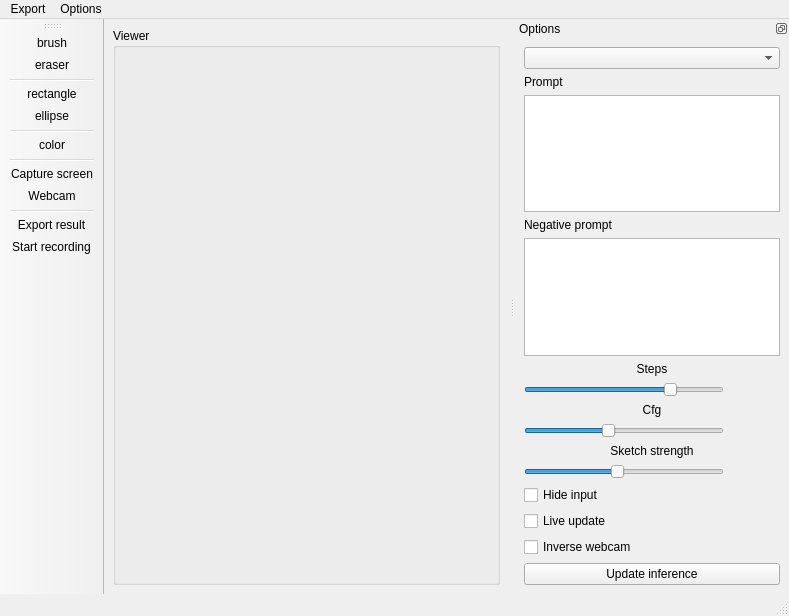
Before: the Qt Designer form interface.ui in s-du/FocusPocusAI, drawn with Qt 5.
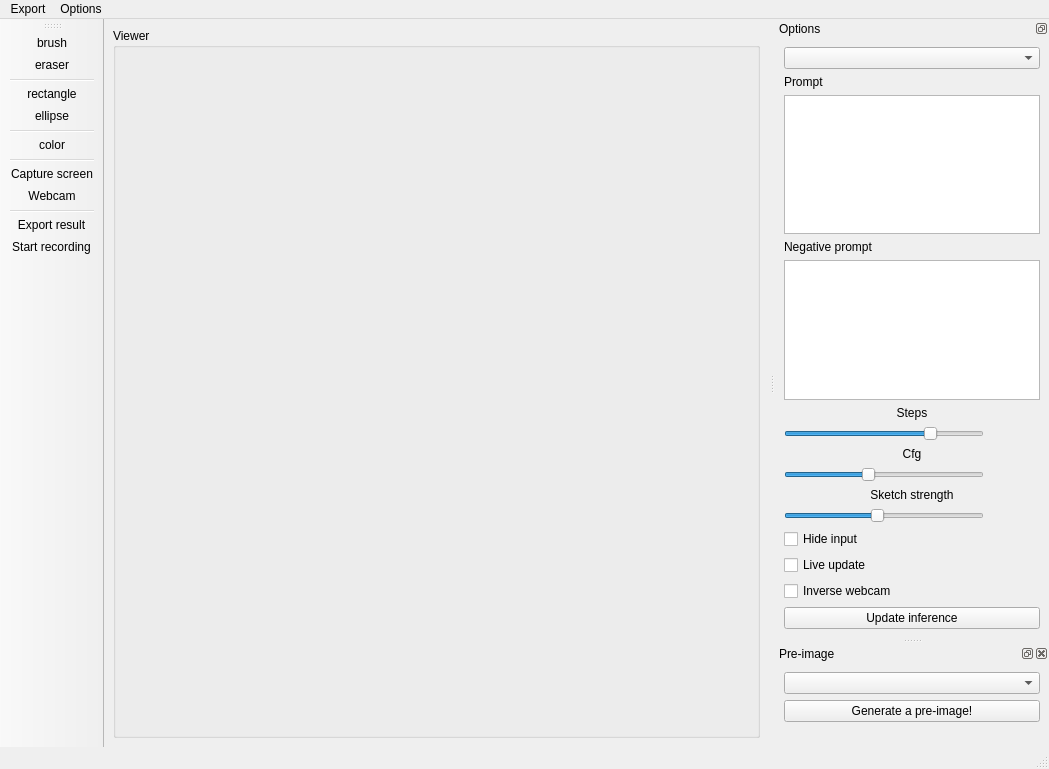
After: the same form once the commit is applied.

Commit message: Added 'pre-image' system

The edit to the form file:
```diff
--- a/interface.ui
+++ b/interface.ui
@@ -6,8 +6,8 @@
    <rect>
     <x>0</x>
     <y>0</y>
-    <width>789</width>
-    <height>616</height>
+    <width>1049</width>
+    <height>769</height>
    </rect>
   </property>
   <property name="windowTitle">
@@ -51,7 +51,7 @@
     <rect>
      <x>0</x>
      <y>0</y>
-     <width>789</width>
+     <width>1049</width>
      <height>26</height>
     </rect>
    </property>
@@ -313,6 +313,41 @@
     </layout>
    </widget>
   </widget>
+  <widget class="QDockWidget" name="dockWidget_2">
+   <property name="windowTitle">
+    <string>Pre-image</string>
+   </property>
+   <attribute name="dockWidgetArea">
+    <number>2</number>
+   </attribute>
+   <widget class="QWidget" name="dockWidgetContents_2">
+    <layout class="QVBoxLayout" name="verticalLayout_8">
+     <item>
+      <widget class="QComboBox" name="comboBox_style"/>
+     </item>
+     <item>
+      <widget class="QPushButton" name="pushButton_preimg">
+       <property name="text">
+        <string>Generate a pre-image!</string>
+       </property>
+      </widget>
+     </item>
+     <item>
+      <spacer name="verticalSpacer_3">
+       <property name="orientation">
+        <enum>Qt::Vertical</enum>
+       </property>
+       <property name="sizeHint" stdset="0">
+        <size>
+         <width>20</width>
+         <height>40</height>
+        </size>
+       </property>
+      </spacer>
+     </item>
+    </layout>
+   </widget>
+  </widget>
   <action name="brush_action">
    <property name="checkable">
     <bool>true</bool>
```
The commit also changes 2 other files.
